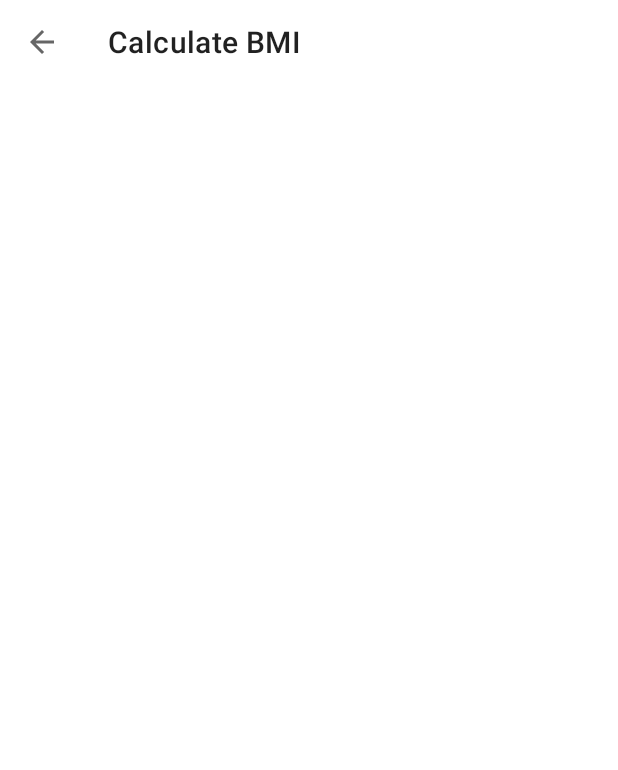
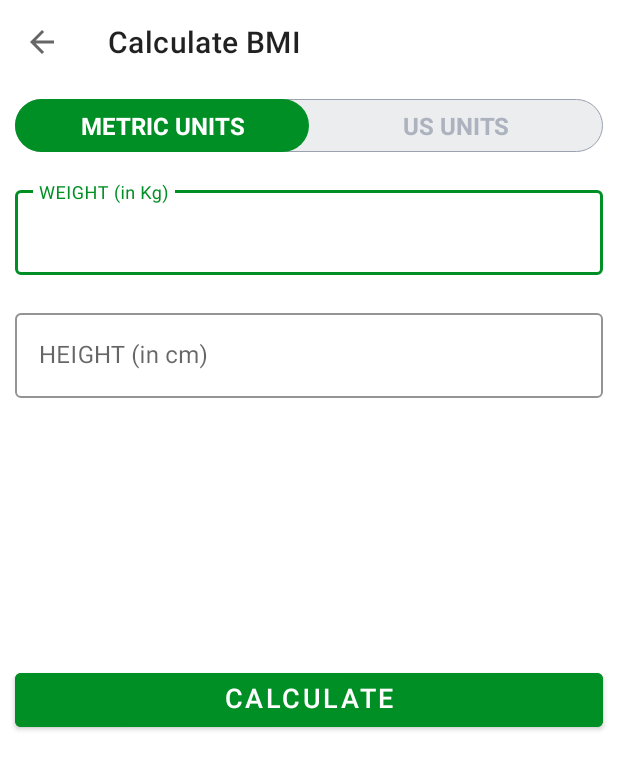
Before and after one commit to DevanshuChauhan1999/7_Minute_Workout_App, an Android app: the ActivityBMI screen opened directly, with no data from a screen before it, on a phone screen of 412 x 824 dp. Shown: the top 770 px of the screen. Run offline under Robolectric (Android 15) with nearby library versions, the phone set to English and light mode, and no system bars.

Commit message:
BMI radio button Designing completed

```diff
--- a/app/src/main/java/eu/tutorials/a7_minutesworkoutapp/ActivityBMI.kt
+++ b/app/src/main/java/eu/tutorials/a7_minutesworkoutapp/ActivityBMI.kt
@@ -3,7 +3,11 @@ package eu.tutorials.a7_minutesworkoutapp
 import androidx.appcompat.app.AppCompatActivity
 import android.os.Bundle
 import android.speech.tts.TextToSpeech
+import android.view.View
+import android.widget.Toast
 import eu.tutorials.a7_minutesworkoutapp.databinding.ActivityBmiBinding
+import java.math.BigDecimal
+import java.math.RoundingMode
 
 class ActivityBMI : AppCompatActivity() {
 
@@ -22,5 +26,75 @@ class ActivityBMI : AppCompatActivity() {
         binding?.toolbarBmiActivity?.setNavigationOnClickListener(){
             onBackPressed()
         }
+        binding?.btnCalculateUnits?.setOnClickListener {
+            if (validateMatricUnits()){
+                val heightValue : Float = binding?.etMatricUnitHeight?.text.toString().toFloat()/100
+                val weightValue : Float = binding?.etMatricUnitWeight?.text.toString().toFloat()
+                val bmi= weightValue / (heightValue*heightValue)
+
+                displayBMIResult(bmi)
+
+            }else
+            {
+                Toast.makeText(this, "Please enter valid values", Toast.LENGTH_SHORT).show()
+            }
+        }
     }
+
+    private fun validateMatricUnits(): Boolean{
+        var isValid = true
+        if (binding?.etMatricUnitWeight?.text.toString().isEmpty()){
+            isValid = false
+        }else if (binding?.etMatricUnitHeight?.text.toString().isEmpty()){
+            isValid = false
+        }
+        return isValid
+    }
+
+    private fun displayBMIResult(bmi: Float){
+
+        val bmiLabel : String
+        val bmiDescription : String
+        if (bmi.compareTo(15f)<=0){
+            bmiLabel = "Very Severely Underweight"
+            bmiDescription = "Oops! You really need to take better care of yourself!"
+        }else if (bmi.compareTo(15f)>0 && bmi.compareTo(16f)<=0){
+            bmiLabel = "Severely Underweight"
+            bmiDescription = "Oops! You really need to take better care of yourself!"
+        }
+        else if (bmi.compareTo(16f)>0 && bmi.compareTo(18.5f)<=0){
+            bmiLabel = "Underweight"
+            bmiDescription = "Oops! You really need to take better care of yourself!"
+        }
+        else if (bmi.compareTo(18.5f)>0 && bmi.compareTo(25f)<=0){
+            bmiLabel = "Normal"
+            bmiDescription = "Congratulation! You are in a good shape!"
+        }
+        else if (bmi.compareTo(25f)>0 && bmi.compareTo(30f)<=0){
+            bmiLabel = "Overweight"
+            bmiDescription = "Oops! You really need to take better care of yourself!"
+        }
+        else if (bmi.compareTo(30f)>0 && bmi.compareTo(35f)<=0){
+            bmiLabel = "Obese Class | (Moderately Obese)"
+            bmiDescription = "Oops! You really need to take better care of yourself!"
+        }
+        else if (bmi.compareTo(35f)>0 && bmi.compareTo(40f)<=0){
+            bmiLabel = "Obese Class | (Severely Obese)"
+            bmiDescription = "Oops! You really need to take better care of yourself!"
+        }
+        else{
+            bmiLabel = "Obese Class | (Very Severely Obese)"
+            bmiDescription = "Oops! You really need to take better care of yourself!"
+        }
+        val bmiValue = BigDecimal(bmi.toDouble()).setScale(2,RoundingMode.HALF_EVEN).toString()
+
+
+        binding?.llDisplayBMIResult?.visibility = View.VISIBLE
+        binding?.tvBMIValue?.text = bmiValue
+        binding?.tvBMIType?.text = bmiLabel
+        binding?.tvBMIDescription?.text = bmiDescription
+    }
+
+
+
 }
--- /dev/null
+++ b/app/src/main/res/drawable/drawable_radio_group_tab_background.xml
@@ -0,0 +1,9 @@
+<?xml version="1.0" encoding="utf-8"?>
+<shape xmlns:android="http://schemas.android.com/apk/res/android"
+    android:shape="rectangle">
+    <solid android:color="#ECEDEF"/>
+    <stroke
+        android:width="0.5dp"
+        android:color="#9AA2AF"/>
+    <corners android:radius="30dp"/>
+</shape>
--- /dev/null
+++ b/app/src/main/res/drawable/drawable_units_tab_selector.xml
@@ -0,0 +1,9 @@
+<?xml version="1.0" encoding="utf-8"?>
+<selector xmlns:android="http://schemas.android.com/apk/res/android">
+    <item android:state_checked="true">
+        <shape android:shape="rectangle">
+            <solid android:color="@color/colorAccent"/>
+            <corners android:radius="30dp"/>
+        </shape>
+    </item>
+</selector>
--- /dev/null
+++ b/app/src/main/res/drawable/drawable_units_tab_text_color_selector.xml
@@ -0,0 +1,5 @@
+<?xml version="1.0" encoding="utf-8"?>
+<selector xmlns:android="http://schemas.android.com/apk/res/android">
+    <item android:color="#FFFFFF" android:state_checked="true"/>
+    <item android:color="#ADB3BE" android:state_checked="false"/>
+</selector>
--- a/app/src/main/res/layout/activity_bmi.xml
+++ b/app/src/main/res/layout/activity_bmi.xml
@@ -4,7 +4,6 @@
     xmlns:tools="http://schemas.android.com/tools"
     android:layout_width="match_parent"
     android:layout_height="match_parent"
-    android:orientation="vertical"
     tools:context=".ActivityBMI">
 
     <androidx.appcompat.widget.Toolbar
@@ -13,4 +12,142 @@
         android:layout_height="?android:attr/actionBarSize"
         android:background="@color/white"
         />
+    <RadioGroup
+        android:id="@+id/rgUnits"
+        android:layout_width="match_parent"
+        android:layout_height="wrap_content"
+        android:layout_below="@id/toolbar_bmi_activity"
+        android:layout_margin="10dp"
+        android:background="@drawable/drawable_radio_group_tab_background"
+        android:orientation="horizontal"
+        >
+        <RadioButton
+            android:id="@+id/rbMetricUnits"
+            android:layout_width="0dp"
+            android:layout_height="35dp"
+            android:layout_weight="0.50"
+            android:background="@drawable/drawable_units_tab_selector"
+            android:button="@null"
+            android:checked="true"
+            android:gravity="center"
+            android:text="METRIC UNITS"
+            android:textColor="@drawable/drawable_units_tab_text_color_selector"
+            android:textSize="16sp"
+            android:textStyle="bold"/>
+        <RadioButton
+            android:id="@+id/rbUSUnits"
+            android:layout_width="0dp"
+            android:layout_height="35dp"
+            android:layout_weight="0.50"
+            android:background="@drawable/drawable_units_tab_selector"
+            android:button="@null"
+            android:checked="false"
+            android:gravity="center"
+            android:text="US UNITS"
+            android:textColor="@drawable/drawable_units_tab_text_color_selector"
+            android:textSize="16sp"
+            android:textStyle="bold"/>
+
+    </RadioGroup>
+
+
+
+
+    <com.google.android.material.textfield.TextInputLayout
+        android:layout_below="@id/rgUnits"
+        android:id="@+id/tiMetricUnitWeight"
+        android:layout_width="match_parent"
+        android:layout_height="wrap_content"
+        android:layout_margin="10dp"
+        app:boxStrokeColor="@color/colorAccent"
+        app:hintTextColor="@color/colorAccent"
+        style="@style/Widget.MaterialComponents.TextInputLayout.OutlinedBox">
+
+        <androidx.appcompat.widget.AppCompatEditText
+            android:id="@+id/etMatricUnitWeight"
+            android:layout_width="match_parent"
+            android:layout_height="wrap_content"
+            android:hint="WEIGHT (in Kg)"
+            android:inputType="numberDecimal"
+            android:textSize="16sp"/>
+    </com.google.android.material.textfield.TextInputLayout>
+    <com.google.android.material.textfield.TextInputLayout
+        android:layout_below="@id/tiMetricUnitWeight"
+        android:id="@+id/tiMetricUnitHeight"
+        android:layout_width="match_parent"
+        android:layout_height="wrap_content"
+        android:layout_margin="10dp"
+        app:boxStrokeColor="@color/colorAccent"
+        app:hintTextColor="@color/colorAccent"
+        style="@style/Widget.MaterialComponents.TextInputLayout.OutlinedBox">
+
+        <androidx.appcompat.widget.AppCompatEditText
+            android:id="@+id/etMatricUnitHeight"
+            android:layout_width="match_parent"
+            android:layout_height="wrap_content"
+            android:hint="HEIGHT (in cm)"
+            android:inputType="numberDecimal"
+            android:textSize="16sp"/>
+    </com.google.android.material.textfield.TextInputLayout>
+
+    <LinearLayout
+        android:layout_below="@id/tiMetricUnitHeight"
+        android:layout_width="match_parent"
+        android:layout_height="wrap_content"
+        android:padding="10dp"
+        android:id="@+id/llDisplayBMIResult"
+        android:layout_marginTop="25dp"
+        android:orientation="vertical"
+        android:visibility="invisible"
+        tools:visibility="visible">
+
+        <TextView
+            android:id="@+id/tvYourBMI"
+            android:layout_width="match_parent"
+            android:layout_height="wrap_content"
+            android:gravity="center"
+            android:text="YOUR BMI"
+            android:textAllCaps="true"
+            android:textSize="16sp"/>
+
+        <TextView
+            android:id="@+id/tvBMIValue"
+            android:layout_width="match_parent"
+            android:layout_height="wrap_content"
+            android:layout_marginTop="5dp"
+            android:gravity="center"
+            android:text="15.00"
+            android:textSize="18sp"
+            android:textStyle="bold"/>
+
+        <TextView
+            android:id="@+id/tvBMIType"
+            android:layout_width="match_parent"
+            android:layout_height="wrap_content"
+            android:layout_marginTop="5dp"
+            android:gravity="center"
+            android:text="Normal"
+            android:textSize="18sp" />
+        <TextView
+            android:id="@+id/tvBMIDescription"
+            android:layout_width="match_parent"
+            android:layout_height="wrap_content"
+            android:layout_marginTop="5dp"
+            android:gravity="center"
+            android:text="Normal"
+            android:textSize="18sp" />
+    </LinearLayout>
+
+    <Button
+        android:id="@+id/btnCalculateUnits"
+        android:layout_width="match_parent"
+        android:layout_height="wrap_content"
+        android:layout_margin="10dp"
+        android:layout_below="@id/llDisplayBMIResult"
+        android:gravity="center_horizontal"
+        android:layout_marginTop="35dp"
+        android:backgroundTint="@color/colorAccent"
+        android:text="CALCULATE"
+        android:textColor="#FFFFFF"
+        android:textSize="18sp"/>
 </RelativeLayout>
```
